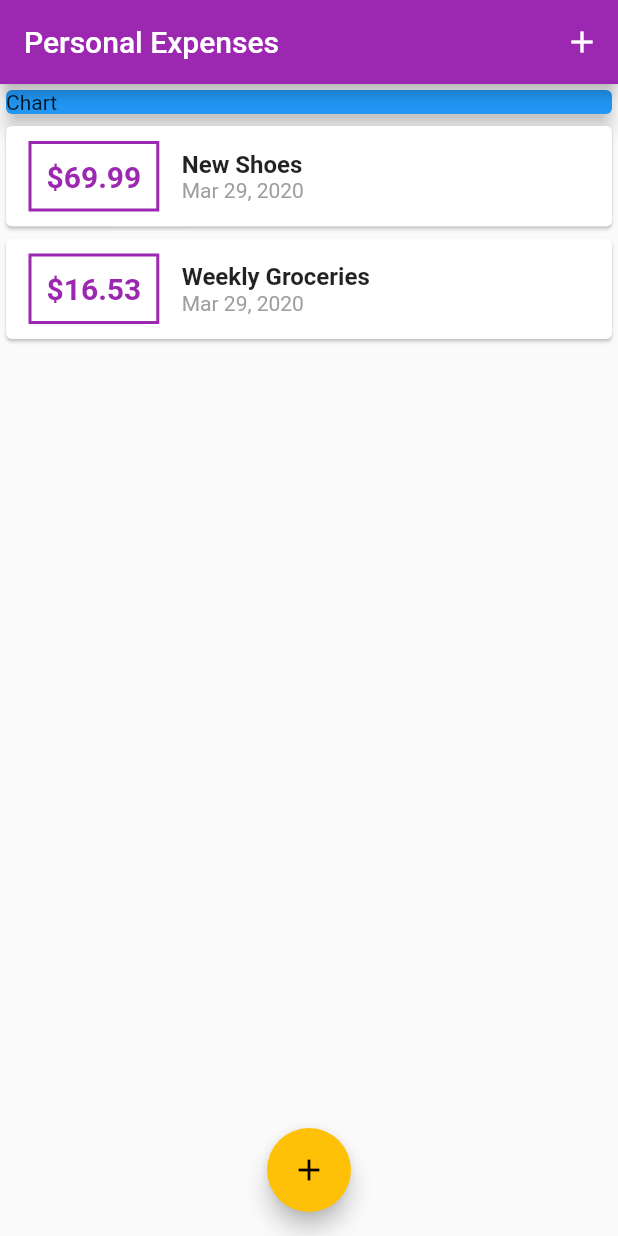
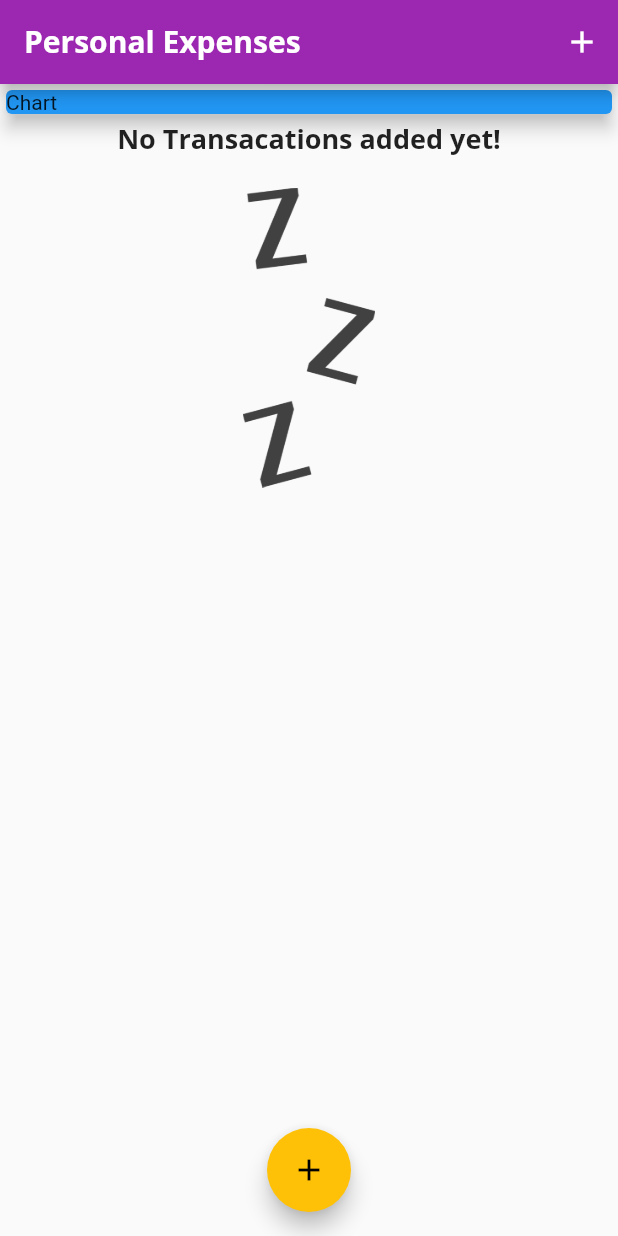
Before and after one commit to matheuslcandido/personal-expenses, a Flutter app: the screen it shows after launch, on a phone screen of 412 x 824 dp. Run offline on Flutter 3.47's test engine with Material 2 defaults, Android fonts, the phone set to English and light mode, and no system bars; Roboto replaces fonts that are missing (Open Sans).

Commit message:
adding a image when the list of transactions is empty

```diff
--- a/lib/main.dart
+++ b/lib/main.dart
@@ -15,6 +15,23 @@ class MyApp extends StatelessWidget {
       theme: ThemeData(
         primarySwatch: Colors.purple,
         accentColor: Colors.amber,
+        fontFamily: 'Quicksand',
+        textTheme: ThemeData.light().textTheme.copyWith(
+              title: TextStyle(
+                fontFamily: 'OpenSans',
+                fontWeight: FontWeight.bold,
+                fontSize: 18,
+              ),
+            ),
+        appBarTheme: AppBarTheme(
+          textTheme: ThemeData.light().textTheme.copyWith(
+                title: TextStyle(
+                  fontFamily: 'OpenSans',
+                  fontSize: 20,
+                  fontWeight: FontWeight.bold,
+                ),
+              ),
+        ),
       ),
       home: MyHomePage(),
     );
@@ -28,18 +45,18 @@ class MyHomePage extends StatefulWidget {
 
 class _MyHomePageState extends State<MyHomePage> {
   final List<Transaction> _userTransactions = [
-    Transaction(
-      id: 't1',
-      title: 'New Shoes',
-      amount: 69.99,
-      date: DateTime.now(),
-    ),
-    Transaction(
-      id: 't2',
-      title: 'Weekly Groceries',
-      amount: 16.53,
-      date: DateTime.now(),
-    ),
+    // Transaction(
+    //   id: 't1',
+    //   title: 'New Shoes',
+    //   amount: 69.99,
+    //   date: DateTime.now(),
+    // ),
+    // Transaction(
+    //   id: 't2',
+    //   title: 'Weekly Groceries',
+    //   amount: 16.53,
+    //   date: DateTime.now(),
+    // ),
   ];
 
   void _addNewTransaction(String txTitle, double txAmount) {
@@ -72,7 +89,12 @@ class _MyHomePageState extends State<MyHomePage> {
   Widget build(BuildContext context) {
     return Scaffold(
       appBar: AppBar(
-        title: Text('Personal Expenses'),
+        title: Text(
+          'Personal Expenses',
+          style: TextStyle(
+            fontFamily: 'Open Sans',
+          ),
+        ),
         actions: <Widget>[
           IconButton(
             icon: Icon(Icons.add),
--- a/lib/widgets/transaction_list.dart
+++ b/lib/widgets/transaction_list.dart
@@ -12,7 +12,24 @@ class TransactionList extends StatelessWidget {
   Widget build(BuildContext context) {
     return Container(
       height: 300,
-      child: ListView.builder(
+      child: transactions.isEmpty
+          ? Column(children: <Widget>[
+              Text(
+                'No Transacations added yet!',
+                style: Theme.of(context).textTheme.title,
+              ),
+              SizedBox(
+                height: 20,
+              ),
+              Container(
+                height: 200,
+                child: Image.asset(
+                  'assets/images/waiting.png',
+                  fit: BoxFit.cover,
+                ),
+              ),
+            ])
+          : ListView.builder(
               itemBuilder: (context, index) {
                 return Card(
                   child: Row(children: <Widget>[
@@ -42,10 +59,7 @@ class TransactionList extends StatelessWidget {
                       children: <Widget>[
                         Text(
                           transactions[index].title,
-                    style: TextStyle(
-                      fontSize: 16,
-                      fontWeight: FontWeight.bold,
-                    ),
+                          style: Theme.of(context).textTheme.title,
                         ),
                         Text(
                           DateFormat.yMMMd().format(transactions[index].date),
```
Also changed, not shown: pubspec.yaml (+13 -8 lines), assets/fonts/OpenSans-Bold.ttf (added), assets/fonts/OpenSans-Regular.ttf (added), assets/fonts/Quicksand-Bold.ttf (added), assets/fonts/Quicksand-Light.ttf (added), assets/fonts/Quicksand-Medium.ttf (added), assets/fonts/Quicksand-Regular.ttf (added), assets/images/waiting.png (added). Lines whose indentation alone changed are shown as unchanged.
